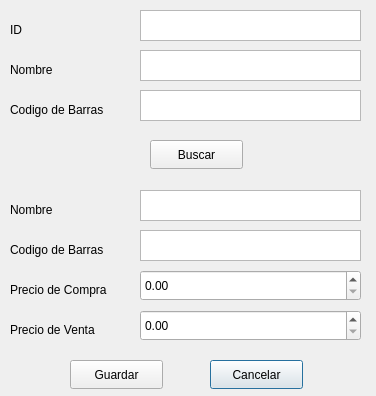
PabloDev2195/Smart_Point_Of_Sale, file src/dialog/dialog_modifyproduct.ui: the form before one commit.
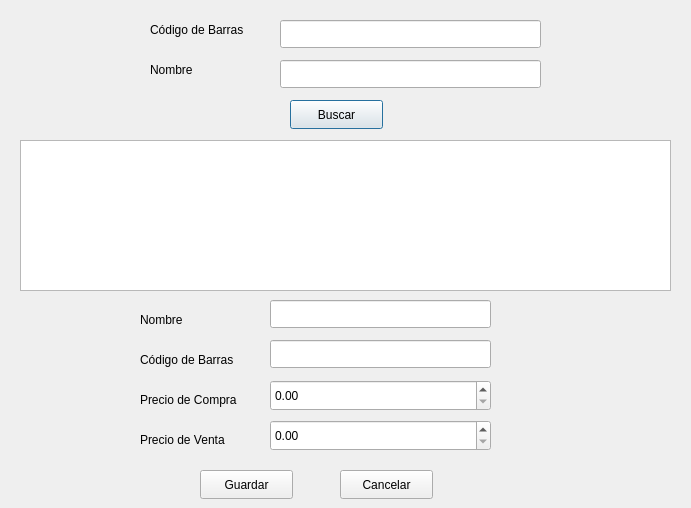
The form after the commit.

```diff
--- a/src/dialog/dialog_modifyproduct.ui
+++ b/src/dialog/dialog_modifyproduct.ui
@@ -6,8 +6,8 @@
    <rect>
     <x>0</x>
     <y>0</y>
-    <width>376</width>
-    <height>396</height>
+    <width>691</width>
+    <height>508</height>
    </rect>
   </property>
   <property name="windowTitle">
@@ -16,34 +16,21 @@
   <widget class="QLabel" name="label_FindBarcode">
    <property name="geometry">
     <rect>
-     <x>10</x>
-     <y>100</y>
-     <width>121</width>
-     <height>20</height>
-    </rect>
-   </property>
-   <property name="text">
-    <string>Codigo de Barras</string>
-   </property>
-  </widget>
-  <widget class="QLabel" name="label_FindId">
-   <property name="geometry">
-    <rect>
-     <x>10</x>
+     <x>150</x>
      <y>20</y>
-     <width>63</width>
+     <width>121</width>
      <height>20</height>
     </rect>
    </property>
    <property name="text">
-    <string>ID</string>
+    <string>Código de Barras</string>
    </property>
   </widget>
   <widget class="QPushButton" name="pushButton_Cancel">
    <property name="geometry">
     <rect>
-     <x>210</x>
-     <y>360</y>
+     <x>340</x>
+     <y>470</y>
      <width>93</width>
      <height>29</height>
     </rect>
@@ -55,8 +42,8 @@
   <widget class="QPushButton" name="pushButton_Find">
    <property name="geometry">
     <rect>
-     <x>150</x>
-     <y>140</y>
+     <x>290</x>
+     <y>100</y>
      <width>93</width>
      <height>29</height>
     </rect>
@@ -64,12 +51,15 @@
    <property name="text">
     <string>Buscar</string>
    </property>
+   <property name="default">
+    <bool>true</bool>
+   </property>
   </widget>
   <widget class="QPushButton" name="pushButton_Save">
    <property name="geometry">
     <rect>
-     <x>70</x>
-     <y>360</y>
+     <x>200</x>
+     <y>470</y>
      <width>93</width>
      <height>29</height>
     </rect>
@@ -78,41 +68,11 @@
     <string>Guardar</string>
    </property>
   </widget>
-  <widget class="QTextEdit" name="textEdit_Name">
-   <property name="geometry">
-    <rect>
-     <x>140</x>
-     <y>190</y>
-     <width>221</width>
-     <height>31</height>
-    </rect>
-   </property>
-  </widget>
-  <widget class="QTextEdit" name="textEdit_FindBarcode">
-   <property name="geometry">
-    <rect>
-     <x>140</x>
-     <y>90</y>
-     <width>221</width>
-     <height>31</height>
-    </rect>
-   </property>
-  </widget>
-  <widget class="QTextEdit" name="textEdit_FindId">
-   <property name="geometry">
-    <rect>
-     <x>140</x>
-     <y>10</y>
-     <width>221</width>
-     <height>31</height>
-    </rect>
-   </property>
-  </widget>
   <widget class="QDoubleSpinBox" name="doubleSpinBox_SellPrice">
    <property name="geometry">
     <rect>
-     <x>140</x>
-     <y>310</y>
+     <x>270</x>
+     <y>420</y>
      <width>221</width>
      <height>31</height>
     </rect>
@@ -121,21 +81,21 @@
   <widget class="QLabel" name="label_Barcode">
    <property name="geometry">
     <rect>
-     <x>10</x>
-     <y>240</y>
+     <x>140</x>
+     <y>350</y>
      <width>121</width>
      <height>20</height>
     </rect>
    </property>
    <property name="text">
-    <string>Codigo de Barras</string>
+    <string>Código de Barras</string>
    </property>
   </widget>
   <widget class="QLabel" name="label_Name">
    <property name="geometry">
     <rect>
-     <x>10</x>
-     <y>200</y>
+     <x>140</x>
+     <y>310</y>
      <width>63</width>
      <height>20</height>
     </rect>
@@ -144,31 +104,11 @@
     <string>Nombre</string>
    </property>
   </widget>
-  <widget class="QTextEdit" name="textEdit_Barcode">
-   <property name="geometry">
-    <rect>
-     <x>140</x>
-     <y>230</y>
-     <width>221</width>
-     <height>31</height>
-    </rect>
-   </property>
-  </widget>
-  <widget class="QTextEdit" name="textEdit_FindName">
-   <property name="geometry">
-    <rect>
-     <x>140</x>
-     <y>50</y>
-     <width>221</width>
-     <height>31</height>
-    </rect>
-   </property>
-  </widget>
   <widget class="QLabel" name="label_PurchasePrice">
    <property name="geometry">
     <rect>
-     <x>10</x>
-     <y>280</y>
+     <x>140</x>
+     <y>390</y>
      <width>131</width>
      <height>20</height>
     </rect>
@@ -180,8 +120,8 @@
   <widget class="QLabel" name="label_SellPrice">
    <property name="geometry">
     <rect>
-     <x>10</x>
-     <y>320</y>
+     <x>140</x>
+     <y>430</y>
      <width>121</width>
      <height>20</height>
     </rect>
@@ -193,8 +133,8 @@
   <widget class="QDoubleSpinBox" name="doubleSpinBox_PurchasePrice">
    <property name="geometry">
     <rect>
-     <x>140</x>
-     <y>270</y>
+     <x>270</x>
+     <y>380</y>
      <width>221</width>
      <height>31</height>
     </rect>
@@ -203,7 +143,7 @@
   <widget class="QLabel" name="label_FindName">
    <property name="geometry">
     <rect>
-     <x>10</x>
+     <x>150</x>
      <y>60</y>
      <width>63</width>
      <height>20</height>
@@ -213,6 +153,56 @@
     <string>Nombre</string>
    </property>
   </widget>
+  <widget class="QTableWidget" name="tableWidget_Products">
+   <property name="geometry">
+    <rect>
+     <x>20</x>
+     <y>140</y>
+     <width>651</width>
+     <height>151</height>
+    </rect>
+   </property>
+  </widget>
+  <widget class="QLineEdit" name="lineEdit_FindBarcode">
+   <property name="geometry">
+    <rect>
+     <x>280</x>
+     <y>20</y>
+     <width>261</width>
+     <height>28</height>
+    </rect>
+   </property>
+  </widget>
+  <widget class="QLineEdit" name="lineEdit_FindName">
+   <property name="geometry">
+    <rect>
+     <x>280</x>
+     <y>60</y>
+     <width>261</width>
+     <height>28</height>
+    </rect>
+   </property>
+  </widget>
+  <widget class="QLineEdit" name="lineEdit_Name">
+   <property name="geometry">
+    <rect>
+     <x>270</x>
+     <y>300</y>
+     <width>221</width>
+     <height>28</height>
+    </rect>
+   </property>
+  </widget>
+  <widget class="QLineEdit" name="lineEdit_Barcode">
+   <property name="geometry">
+    <rect>
+     <x>270</x>
+     <y>340</y>
+     <width>221</width>
+     <height>28</height>
+    </rect>
+   </property>
+  </widget>
  </widget>
  <resources/>
  <connections/>
```
